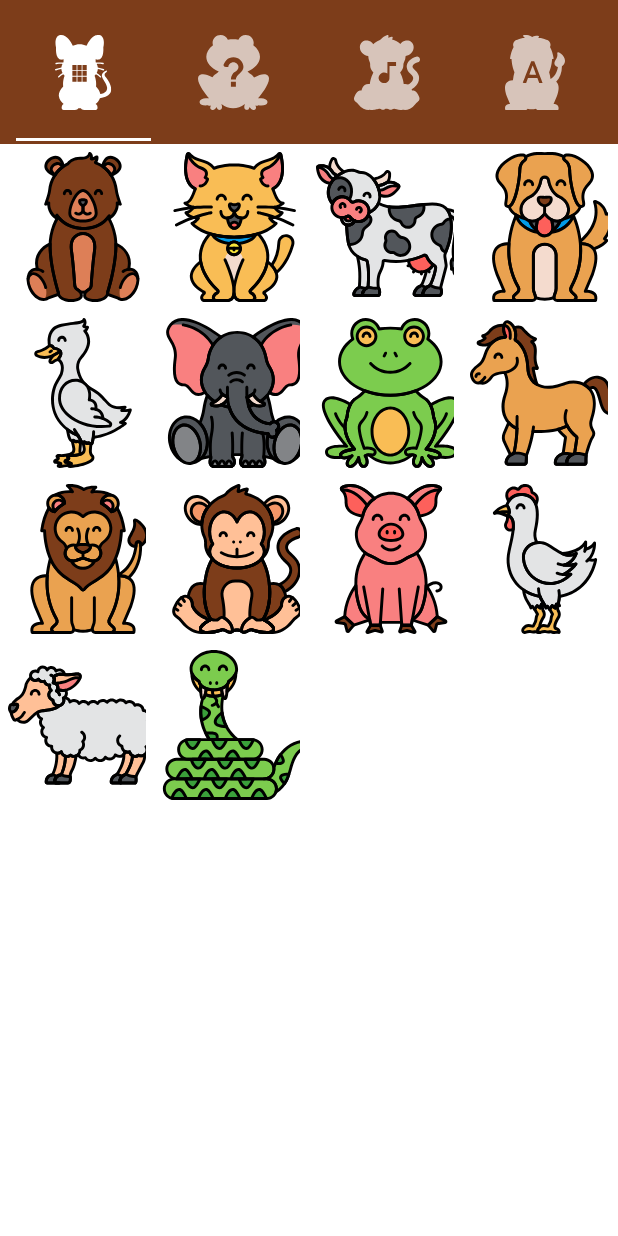
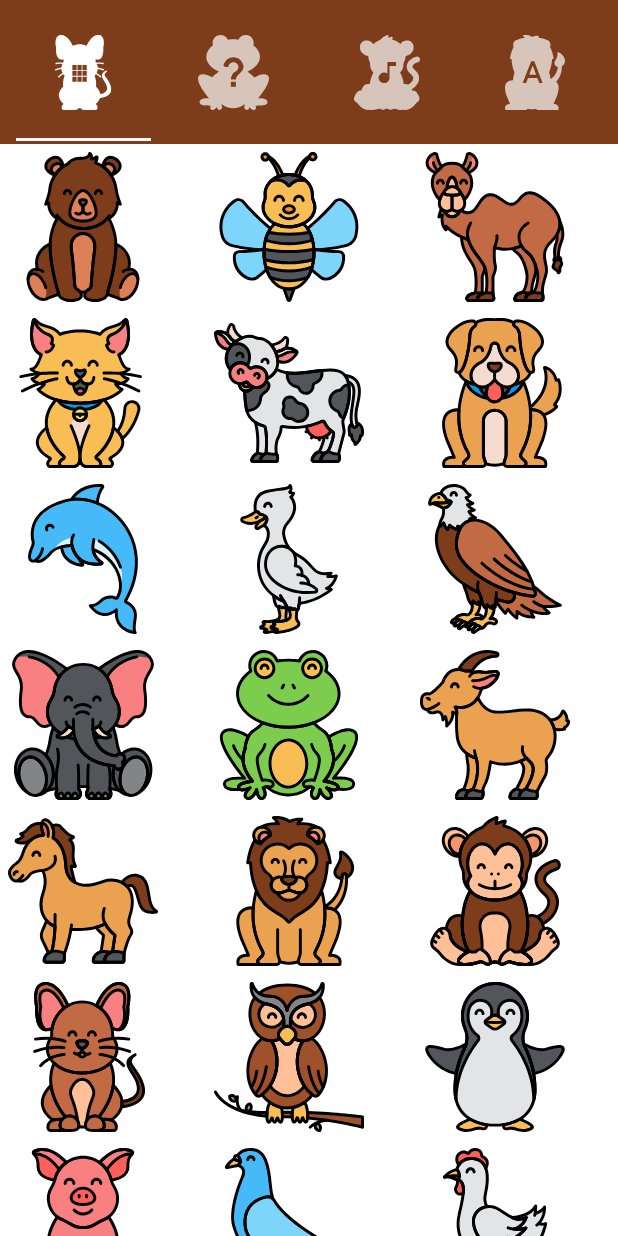
Before and after one commit to gs0ciety/tierruf-android, an Android app: the screen it shows after launch (MainActivity), on a phone screen of 412 x 824 dp. Run offline under Robolectric (Android 15) with nearby library versions, the phone set to English and light mode, and no system bars.

Commit message:
Add missing sounds. Add recycler view in main view
- Add missing animal sounds. Complete content array file
- Use Recycler view on main button panel instead of BaseAdapter

```diff
--- /dev/null
+++ b/app/src/main/java/com/gs0ciety/adapter/ButtonPanelAdapter.java
@@ -0,0 +1,83 @@
+package com.gs0ciety.adapter;
+
+import android.content.Context;
+import android.media.MediaPlayer;
+import android.view.LayoutInflater;
+import android.view.View;
+import android.view.ViewGroup;
+import android.widget.ImageView;
+
+import androidx.annotation.NonNull;
+import androidx.core.content.res.ResourcesCompat;
+import androidx.recyclerview.widget.RecyclerView;
+
+import com.gs0ciety.activity.R;
+import com.gs0ciety.model.AnimalItem;
+
+import java.util.List;
+
+public class ButtonPanelAdapter extends RecyclerView.Adapter<ButtonPanelAdapter.ViewHolder> {
+
+    private Context context;
+    private List<AnimalItem> animalItemList;
+
+    public ButtonPanelAdapter(final Context context, final List<AnimalItem> animalItemLists) {
+        this.context = context;
+        this.animalItemList = animalItemLists;
+    }
+
+    @NonNull
+    @Override
+    public ViewHolder onCreateViewHolder(@NonNull ViewGroup viewGroup, int i) {
+        return new ViewHolder(LayoutInflater.from(viewGroup.getContext())
+                .inflate(R.layout.item_animal, viewGroup, false));
+    }
+
+
+    @Override
+    public void onBindViewHolder(@NonNull final ViewHolder viewHolder, final int i) {
+
+//      final AnimalItem itemPicture = animalItemList.get(getItemCount() - i - 1);
+
+        ResourcesCompat.getDrawable(context.getResources(), animalItemList.get(i).getImageResId(), null);
+
+        // set image based on selected text
+        viewHolder.animalImage.setImageDrawable(context.getResources().getDrawable(animalItemList.get(i).getImageResId()));
+
+        viewHolder.animalImage.setOnClickListener(new View.OnClickListener() {
+            @Override
+            public void onClick(final View v) {
+                final MediaPlayer mediaPlayer = MediaPlayer.create(context, animalItemList.get(i).getAudioResId());
+                mediaPlayer.start();
+                mediaPlayer.setOnCompletionListener(new MediaPlayer.OnCompletionListener() {
+                    @Override
+                    public void onCompletion(final MediaPlayer mp) {
+                        mp.release();
+                    }
+                });
+            }
+        });
+    }
+
+    @Override
+    public int getItemCount() {
+        return animalItemList != null ? animalItemList.size() : 0;
+    }
+
+    @Override
+    public long getItemId(int position) {
+        return 0;
+    }
+
+    static final class ViewHolder extends RecyclerView.ViewHolder {
+
+        final ImageView animalImage;
+
+        ViewHolder(@NonNull final View itemView) {
+            super(itemView);
+            //USER IMAGE TO BE SHOWN
+            animalImage = itemView.findViewById(R.id.grid_item_animal_picture);
+            //SELECTED OVERLAY
+        }
+    }
+}
--- a/app/src/main/java/com/gs0ciety/adapter/ImageAdapter.java
+++ /dev/null
@@ -1,84 +0,0 @@
-package com.gs0ciety.adapter;
-
-import android.content.Context;
-import android.media.MediaPlayer;
-import android.view.LayoutInflater;
-import android.view.View;
-import android.view.ViewGroup;
-import android.widget.BaseAdapter;
-import android.widget.ImageView;
-import android.widget.TextView;
-
-import com.gs0ciety.activity.R;
-import com.gs0ciety.model.AnimalItem;
-
-import java.util.List;
-
-public class ImageAdapter extends BaseAdapter {
-
-    private Context context;
-    private List<AnimalItem> animalItemList;
-
-    public ImageAdapter(final Context context, final List<AnimalItem> animalItemLists) {
-        this.context = context;
-        this.animalItemList = animalItemLists;
-    }
-
-    public View getView(final int position, View convertView, ViewGroup parent) {
-
-        final LayoutInflater inflater = (LayoutInflater) context
-                .getSystemService(Context.LAYOUT_INFLATER_SERVICE);
-
-        View gridView;
-
-        if (convertView == null) {
-
-            gridView = new View(context);
-
-            // get layout from mobile.xml
-            gridView = inflater.inflate(R.layout.item_animal, null);
-
-            // set value into textview
-            final TextView textView = gridView.findViewById(R.id.grid_item_animal_text);
-            textView.setText(animalItemList.get(position).getName());
-
-            // set image based on selected text
-            final ImageView imageView = gridView.findViewById(R.id.grid_item_animal_picture);
-            imageView.setImageDrawable(context.getResources().getDrawable(animalItemList.get(position).getImageResId()));
-
-            imageView.setOnClickListener(new View.OnClickListener() {
-            @Override
-            public void onClick(final View v) {
-                final MediaPlayer mediaPlayer = MediaPlayer.create(context, animalItemList.get(position).getAudioResId());
-                mediaPlayer.start();
-                mediaPlayer.setOnCompletionListener(new MediaPlayer.OnCompletionListener() {
-                    @Override
-                    public void onCompletion(final MediaPlayer mp) {
-                        mp.release();
-                    }
-                });
-            }
-        });
-
-        } else {
-            gridView = convertView;
-        }
-
-        return gridView;
-    }
-
-    @Override
-    public int getCount() {
-        return animalItemList == null || animalItemList.isEmpty() ? 0 : animalItemList.size();
-    }
-
-    @Override
-    public Object getItem(int position) {
-        return null;
-    }
-
-    @Override
-    public long getItemId(int position) {
-        return 0;
-    }
-}
--- a/app/src/main/java/com/gs0ciety/fragment/ButtonPanelFragment.java
+++ b/app/src/main/java/com/gs0ciety/fragment/ButtonPanelFragment.java
@@ -5,14 +5,15 @@ import android.os.Bundle;
 import android.view.LayoutInflater;
 import android.view.View;
 import android.view.ViewGroup;
-import android.widget.GridView;
 
 import androidx.annotation.NonNull;
 import androidx.annotation.Nullable;
 import androidx.fragment.app.Fragment;
+import androidx.recyclerview.widget.GridLayoutManager;
+import androidx.recyclerview.widget.RecyclerView;
 
 import com.gs0ciety.activity.R;
-import com.gs0ciety.adapter.ImageAdapter;
+import com.gs0ciety.adapter.ButtonPanelAdapter;
 import com.gs0ciety.model.AnimalItem;
 
 import java.util.LinkedList;
@@ -26,7 +27,7 @@ public class ButtonPanelFragment extends Fragment {
                              final @Nullable ViewGroup container,
                              final @Nullable Bundle savedInstanceState) {
         final List<AnimalItem> animalItemList = new LinkedList<>();
-        final GridView gridView = (GridView) inflater.inflate(R.layout.fragment_panel_button, container, false);
+        final RecyclerView gridRecycler = (RecyclerView) inflater.inflate(R.layout.fragment_panel_button, container, false);
 
         final TypedArray animalImages = getResources().obtainTypedArray(R.array.animal_images_drawables);
         final TypedArray animalSounds = getResources().obtainTypedArray(R.array.animal_sounds_drawables);
@@ -38,7 +39,9 @@ public class ButtonPanelFragment extends Fragment {
         animalImages.recycle();
         animalSounds.recycle();
 
-        gridView.setAdapter(new ImageAdapter(getContext(), animalItemList));
-        return gridView;
+        final GridLayoutManager folderLayoutManager = new GridLayoutManager(getContext(), 3, RecyclerView.VERTICAL, false);
+        gridRecycler.setLayoutManager(folderLayoutManager);
+        gridRecycler.setAdapter(new ButtonPanelAdapter(getContext(), animalItemList));
+        return gridRecycler;
     }
 }
--- a/app/src/main/res/layout/fragment_game.xml
+++ b/app/src/main/res/layout/fragment_game.xml
@@ -1,6 +1,7 @@
 <?xml version="1.0" encoding="utf-8"?>
 
-<androidx.core.widget.NestedScrollView android:layout_width="match_parent"
+<androidx.core.widget.NestedScrollView
+    android:layout_width="match_parent"
     android:layout_height="match_parent"
     xmlns:tools="http://schemas.android.com/tools"
     android:fillViewport="true"
--- a/app/src/main/res/layout/fragment_panel_button.xml
+++ b/app/src/main/res/layout/fragment_panel_button.xml
@@ -1,5 +1,5 @@
 <?xml version="1.0" encoding="utf-8"?>
-<GridView
+<androidx.recyclerview.widget.RecyclerView
     android:id="@+id/grid_animal_buttons"
     android:numColumns="auto_fit"
     android:gravity="center"
--- a/app/src/main/res/layout/item_animal.xml
+++ b/app/src/main/res/layout/item_animal.xml
@@ -10,12 +10,4 @@
         android:layout_width="100dp"
         android:layout_height="100dp"/>
 
-    <TextView
-        android:id="@+id/grid_item_animal_text"
-        android:layout_width="wrap_content"
-        android:layout_height="wrap_content"
-        android:text="@+id/label"
-        android:layout_marginTop="5px"
-        android:textSize="15px"/>
-
 </LinearLayout>
--- a/app/src/main/res/values/content_array.xml
+++ b/app/src/main/res/values/content_array.xml
@@ -2,70 +2,122 @@
 <resources>
     <array name="animal_images_drawables">
         <item>@drawable/img_bear</item>
+        <item>@drawable/img_bee</item>
+        <item>@drawable/img_camel</item>
         <item>@drawable/img_cat</item>
         <item>@drawable/img_cow</item>
         <item>@drawable/img_dog</item>
+        <item>@drawable/img_dolphin</item>
         <item>@drawable/img_duck</item>
+        <item>@drawable/img_eagle</item>
         <item>@drawable/img_elephant</item>
         <item>@drawable/img_frog</item>
+        <item>@drawable/img_goat</item>
         <item>@drawable/img_horse</item>
         <item>@drawable/img_lion</item>
         <item>@drawable/img_monkey</item>
+        <item>@drawable/img_mouse</item>
+        <item>@drawable/img_owl</item>
+        <item>@drawable/img_penguin</item>
         <item>@drawable/img_pig</item>
+        <item>@drawable/img_pigeon</item>
         <item>@drawable/img_rooster</item>
+        <item>@drawable/img_seal</item>
         <item>@drawable/img_sheep</item>
         <item>@drawable/img_snake</item>
+        <item>@drawable/img_tiger</item>
+        <item>@drawable/img_toucan</item>
+        <item>@drawable/img_whale</item>
         <item>@drawable/img_wolf</item>
     </array>
     <array name="animal_sounds_drawables">
         <item>@raw/bear</item>
+        <item>@raw/bee</item>
+        <item>@raw/camel</item>
         <item>@raw/cat</item>
         <item>@raw/cow</item>
         <item>@raw/dog</item>
+        <item>@raw/dolphin</item>
         <item>@raw/duck</item>
+        <item>@raw/eagle</item>
         <item>@raw/elephant</item>
         <item>@raw/frog</item>
+        <item>@raw/goat</item>
         <item>@raw/horse</item>
         <item>@raw/lion</item>
         <item>@raw/monkey</item>
+        <item>@raw/mouse</item>
+        <item>@raw/owl</item>
+        <item>@raw/penguin</item>
         <item>@raw/pig</item>
+        <item>@raw/pigeon</item>
         <item>@raw/rooster</item>
+        <item>@raw/seal</item>
         <item>@raw/sheep</item>
         <item>@raw/snake</item>
+        <item>@raw/tiger</item>
+        <item>@raw/toucan</item>
+        <item>@raw/whale</item>
         <item>@raw/wolf</item>
     </array>
     <array name="animal_hidden_drawables">
         <item>@drawable/img_bear_hidden</item>
+        <item>@drawable/img_bee_hidden</item>
+        <item>@drawable/img_camel_hidden</item>
         <item>@drawable/img_cat_hidden</item>
         <item>@drawable/img_cow_hidden</item>
         <item>@drawable/img_dog_hidden</item>
+        <item>@drawable/img_dolphin_hidden</item>
         <item>@drawable/img_duck_hidden</item>
+        <item>@drawable/img_eagle_hidden</item>
         <item>@drawable/img_elephant_hidden</item>
         <item>@drawable/img_frog_hidden</item>
+        <item>@drawable/img_goat_hidden</item>
         <item>@drawable/img_horse_hidden</item>
         <item>@drawable/img_lion_hidden</item>
         <item>@drawable/img_monkey_hidden</item>
+        <item>@drawable/img_mouse_hidden</item>
+        <item>@drawable/img_owl_hidden</item>
+        <item>@drawable/img_penguin_hidden</item>
         <item>@drawable/img_pig_hidden</item>
+        <item>@drawable/img_pigeon_hidden</item>
         <item>@drawable/img_rooster_hidden</item>
+        <item>@drawable/img_seal_hidden</item>
         <item>@drawable/img_sheep_hidden</item>
         <item>@drawable/img_snake_hidden</item>
+        <item>@drawable/img_tiger_hidden</item>
+        <item>@drawable/img_toucan_hidden</item>
+        <item>@drawable/img_whale_hidden</item>
         <item>@drawable/img_wolf_hidden</item>
     </array>
     <array name="animal_error_drawables">
         <item>@drawable/img_bear_error</item>
+        <item>@drawable/img_bee_error</item>
+        <item>@drawable/img_camel_error</item>
         <item>@drawable/img_cat_error</item>
         <item>@drawable/img_cow_error</item>
         <item>@drawable/img_dog_error</item>
+        <item>@drawable/img_dolphin_error</item>
         <item>@drawable/img_duck_error</item>
+        <item>@drawable/img_eagle_error</item>
         <item>@drawable/img_elephant_error</item>
         <item>@drawable/img_frog_error</item>
+        <item>@drawable/img_goat_error</item>
         <item>@drawable/img_horse_error</item>
         <item>@drawable/img_lion_error</item>
         <item>@drawable/img_monkey_error</item>
+        <item>@drawable/img_mouse_error</item>
+        <item>@drawable/img_owl_error</item>
+        <item>@drawable/img_penguin_error</item>
         <item>@drawable/img_pig_error</item>
+        <item>@drawable/img_pigeon_error</item>
         <item>@drawable/img_rooster_error</item>
+        <item>@drawable/img_seal_error</item>
         <item>@drawable/img_sheep_error</item>
         <item>@drawable/img_snake_error</item>
+        <item>@drawable/img_tiger_error</item>
+        <item>@drawable/img_toucan_error</item>
+        <item>@drawable/img_whale_error</item>
         <item>@drawable/img_wolf_error</item>
     </array>
 </resources>
```
Also changed, not shown: 13 other files.
